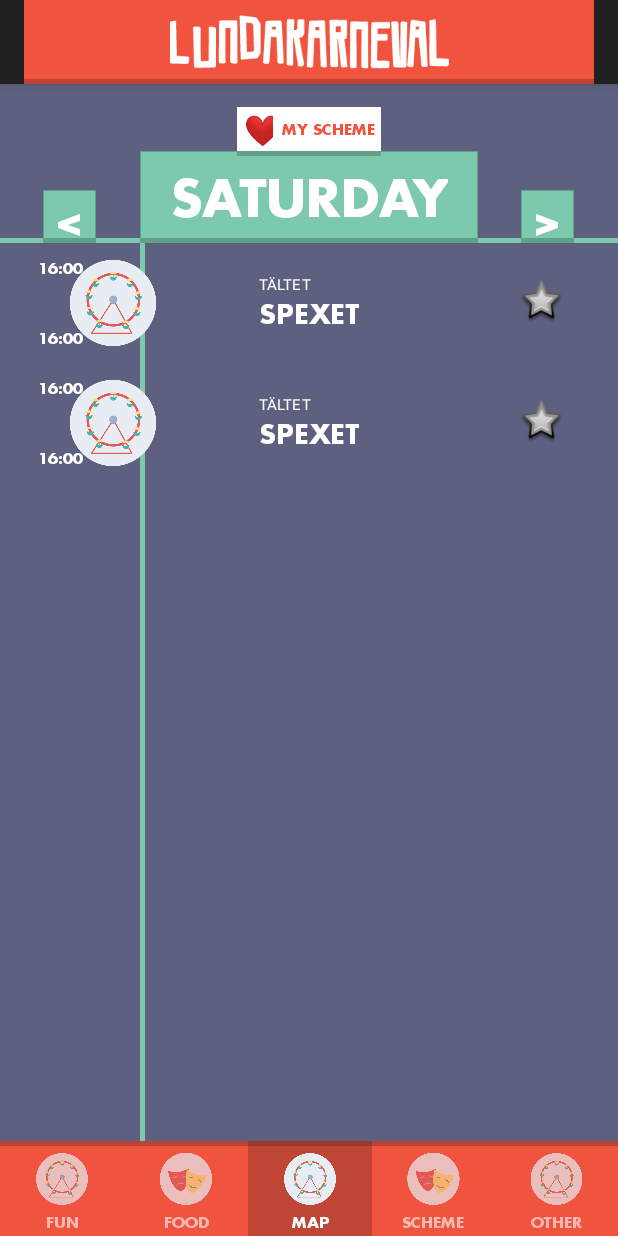
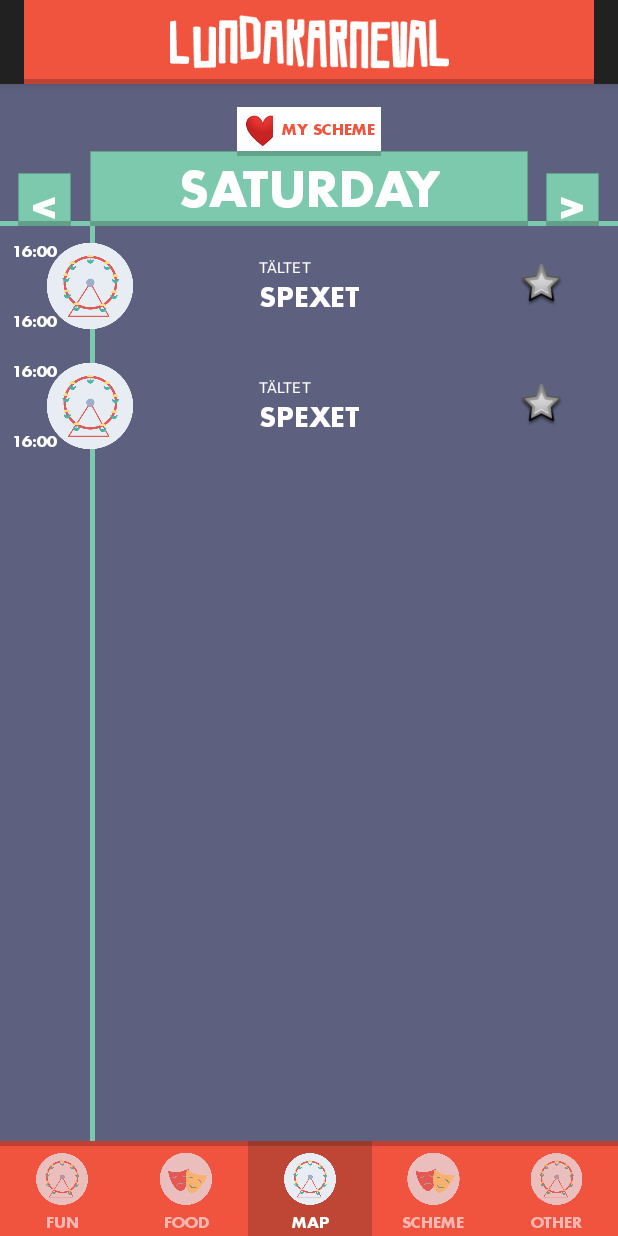
Before and after one commit to karlmarkuslarsson/lundakarnevalen-android, an Android app: the fragment SchemeFragment placed in its activity, on a phone screen of 412 x 824 dp. Run offline under Robolectric (Android 15) with nearby library versions, the phone set to English and light mode, and no system bars; libraries missing offline, so code that uses them is left out: com.readystatesoftware.systembartint; 14 statements that could not run were skipped.

Commit message:
update scheme layout

```diff
--- a/futural-extern-android/src/main/res/layout/fragment_scheme.xml
+++ b/futural-extern-android/src/main/res/layout/fragment_scheme.xml
@@ -46,44 +46,12 @@
 
 
 
-    <RelativeLayout
-        android:id="@+id/day"
-        android:layout_width="wrap_content"
-        android:layout_height="wrap_content"
-        android:layout_below="@id/heartText"
-        android:layout_centerHorizontal="true"
-        android:background="@drawable/bluegreen_bg_bottom_shadow"
-
-        >
-        <se.lundakarnevalen.extern.widget.LKTextView
-            android:layout_centerHorizontal="true"
-            android:id="@+id/dayText"
-            android:layout_width="wrap_content"
-            android:layout_height="wrap_content"
-            android:paddingLeft="20dp"
-            android:paddingRight="20dp"
-            android:paddingBottom="8dp"
-            android:paddingTop="8dp"
-            android:gravity="center"
-            android:textSize="34dp"
-            android:textColor="@color/white"
-            android:text="@string/saturday"
-
-            />
-
-
-
-    </RelativeLayout>
 
     <RelativeLayout
         android:id="@+id/left_arrow"
-        android:layout_width="wrap_content"
-        android:layout_height="wrap_content"
+        android:layout_width="60dp"
+        android:layout_height="50dp"
         android:layout_below="@id/heartText"
-        android:layout_toLeftOf="@+id/day"
-        android:layout_alignParentLeft="true"
-        android:layout_alignParentStart="true"
-        android:layout_alignBottom="@+id/day"
         android:background="@drawable/transparentbluegreen_bg_bottom_shadow">
 
         <se.lundakarnevalen.extern.widget.LKTextView
@@ -91,6 +59,7 @@
             android:layout_width="35dp"
             android:layout_height="35dp"
             android:layout_alignParentBottom="true"
+
             android:layout_centerHorizontal="true"
             android:text="@string/scheme_left"
             android:textStyle="normal"
@@ -103,13 +72,10 @@
 
     <RelativeLayout
         android:id="@+id/right_arrow"
-        android:layout_width="wrap_content"
-        android:layout_height="wrap_content"
+        android:layout_width="60dp"
+        android:layout_height="50dp"
         android:layout_below="@id/heartText"
-        android:layout_toRightOf="@+id/day"
         android:layout_alignParentRight="true"
-        android:layout_alignParentEnd="true"
-        android:layout_alignBottom="@+id/day"
         android:background="@drawable/transparentbluegreen_bg_bottom_shadow">
 
         <se.lundakarnevalen.extern.widget.LKTextView
@@ -126,7 +92,33 @@
             android:background="@drawable/bluegreen_bg_bottom_shadow"/>
 
     </RelativeLayout>
+    <RelativeLayout
+        android:id="@+id/day"
+        android:layout_width="match_parent"
+        android:layout_height="50dp"
+        android:layout_toRightOf="@id/left_arrow"
+        android:layout_toLeftOf="@id/right_arrow"
+        android:layout_below="@id/heartText"
+        android:background="@drawable/bluegreen_bg_bottom_shadow"
+        >
 
+
+
+
+    <se.lundakarnevalen.extern.widget.LKTextView
+        android:layout_centerHorizontal="true"
+        android:layout_centerVertical="true"
+        android:id="@+id/dayText"
+        android:layout_width="wrap_content"
+        android:layout_height="wrap_content"
+        android:layout_marginBottom="3dp"
+        android:gravity="center"
+        android:textSize="32dp"
+        android:textColor="@color/white"
+        android:text="@string/saturday"
+
+        />
+    </RelativeLayout>
 
 
     <RelativeLayout
--- a/futural-extern-android/src/main/res/layout/scheme_element.xml
+++ b/futural-extern-android/src/main/res/layout/scheme_element.xml
@@ -22,7 +22,7 @@
             android:layout_height="60dp"
             android:layout_centerVertical="true"
             android:src="@drawable/test_nojen"
-            android:layout_marginLeft="45dp"
+            android:layout_marginLeft="30dp"
             />
 
         <se.lundakarnevalen.extern.widget.LKTextView
@@ -32,7 +32,7 @@
             android:textColor="@color/white"
             android:layout_alignTop="@id/bottom_menu_image"
             android:layout_alignLeft="@id/bottom_menu_image"
-            android:layout_marginLeft="-20dp"
+            android:layout_marginLeft="-22dp"
             android:textSize="10dp"
             android:text="16:00"/>
         <se.lundakarnevalen.extern.widget.LKTextView
@@ -42,7 +42,7 @@
             android:layout_alignBottom="@id/bottom_menu_image"
             android:textColor="@color/white"
             android:layout_alignLeft="@id/bottom_menu_image"
-            android:layout_marginLeft="-20dp"
+            android:layout_marginLeft="-22dp"
             android:textSize="10dp"
             android:text="16:00"/>
 
```
